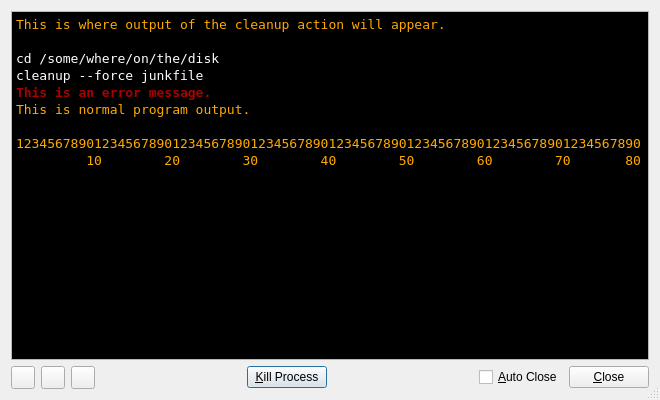
First picture: the form in src/output-window.ui, repository Lithopsian/qdirstat, before the edit.
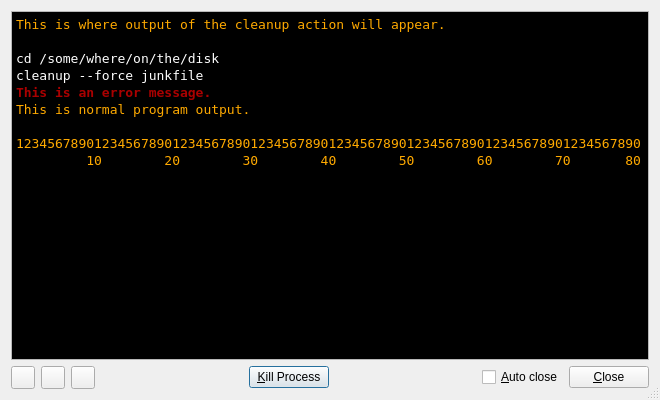
Second picture: the form after the edit. Icons and pictures are not drawn.

```diff
--- a/src/output-window.ui
+++ b/src/output-window.ui
@@ -206,7 +206,7 @@
      <item>
       <widget class="QCheckBox" name="autoCloseCheckBox">
        <property name="text">
-        <string>&amp;Auto Close</string>
+        <string>&amp;Auto close</string>
        </property>
       </widget>
      </item>
```
Left out of the diff: 21 changed lines with no effect on the pictures.
